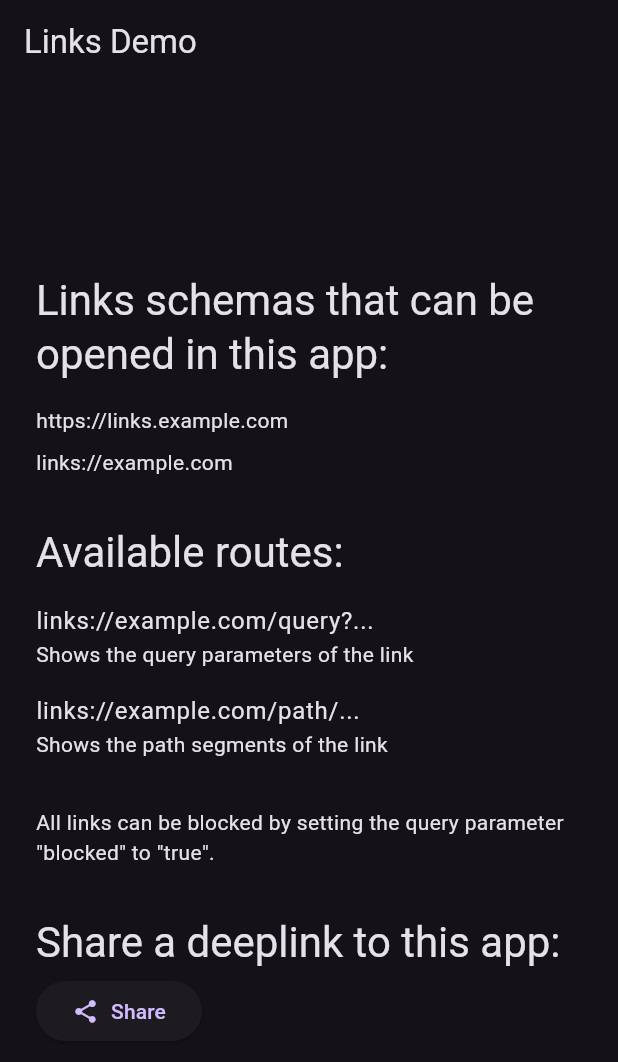
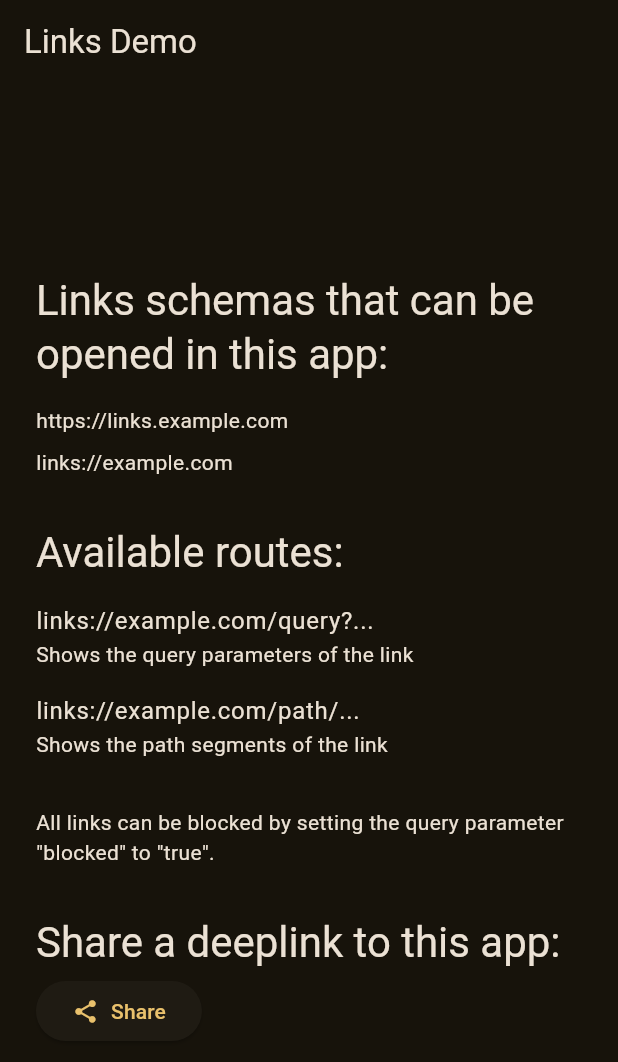
Before and after one commit to leancodepl/poc-deeplinking-flavors-provider, a Flutter app: the screen it shows after launch, on a phone screen of 412 x 824 dp. Shown: the top 1062 px of the screen. Run offline on Flutter 3.47's test engine with Material 2 defaults, Android fonts, the phone set to English and light mode, and no system bars; our stand-ins replace flutter_hooks, share_plus, uni_links.

Commit message:
Theme touch-ups

```diff
--- a/links/lib/features/link_path/link_path_page.dart
+++ b/links/lib/features/link_path/link_path_page.dart
@@ -47,10 +47,7 @@ class _LinkSegments extends StatelessWidget {
         : Container(
             decoration: BoxDecoration(
               borderRadius: BorderRadius.circular(8),
-              color: Theme.of(context)
-                  .colorScheme
-                  .primaryContainer
-                  .withOpacity(0.1),
+              color: Theme.of(context).colorScheme.primary.withOpacity(0.1),
             ),
             padding: const EdgeInsets.all(16),
             child: Column(
--- a/links/lib/main.dart
+++ b/links/lib/main.dart
@@ -20,10 +20,12 @@ class MyApp extends StatelessWidget {
   Widget build(BuildContext context) {
     return MaterialApp(
       title: 'Links Demo',
-      theme: ThemeData(
+      theme: ThemeData.from(
         useMaterial3: true,
-        brightness: Brightness.dark,
-        primarySwatch: Colors.amber,
+        colorScheme: ColorScheme.fromSeed(
+          seedColor: Colors.amber,
+          brightness: Brightness.dark,
+        ),
       ),
       home: Builder(
         builder: (context) {
```
